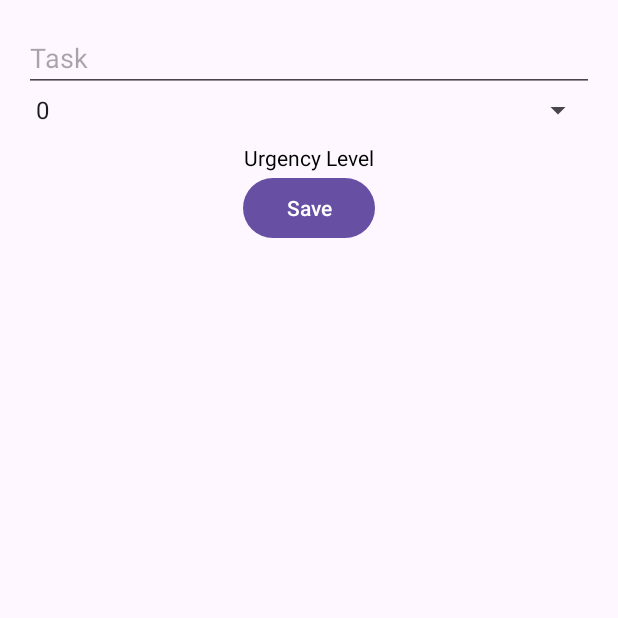
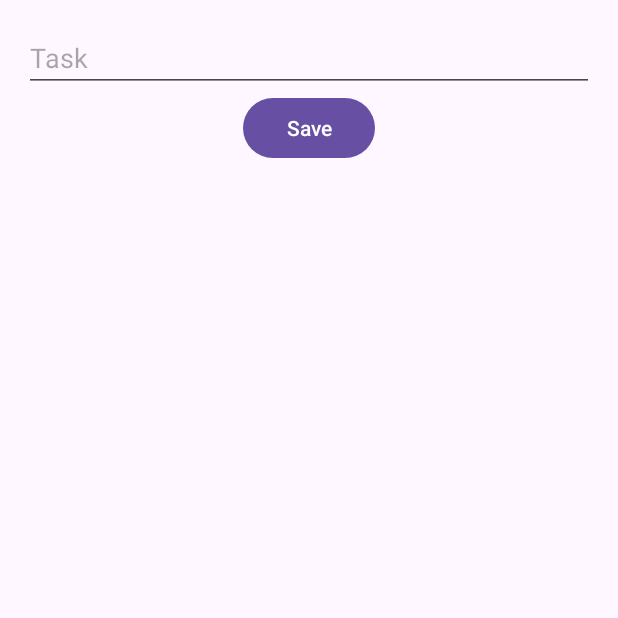
Before and after one commit to Loaysherif/Taskly, an Android app: the fragment EditFragment placed in its activity, on a phone screen of 412 x 824 dp, the top half of it. Run offline under Robolectric (Android 15) with nearby library versions, the phone set to English and light mode, and no system bars; our stand-ins replace data binding.

Commit message:
working update 6

```diff
--- a/app/src/main/java/com/example/task/EditFragment.kt
+++ b/app/src/main/java/com/example/task/EditFragment.kt
@@ -4,7 +4,6 @@ import android.os.Bundle
 import android.view.LayoutInflater
 import android.view.View
 import android.view.ViewGroup
-import android.widget.ArrayAdapter
 import android.widget.Toast
 import androidx.fragment.app.Fragment
 import androidx.fragment.app.activityViewModels
@@ -26,28 +25,21 @@ class EditFragment : Fragment() {
 
     override fun onViewCreated(view: View, savedInstanceState: Bundle?) {
         super.onViewCreated(view, savedInstanceState)
-        // Set up the spinner with priority levels
-        val priorityLevels = arrayOf(0,1,2)
-        val adapter = ArrayAdapter(requireContext(), android.R.layout.simple_spinner_item, priorityLevels)
-        adapter.setDropDownViewResource(android.R.layout.simple_spinner_dropdown_item)
-        binding.prioritySpinner.adapter = adapter
+
 
         arguments?.let {
             val task = it.getString("task") ?: ""
-            val priority = it.getInt("priority", 0)
-//            val id = it.getInt("id", 0)
+
             binding.taskEditText.setText(task)
-            binding.prioritySpinner.setSelection(priority)
         }
 
         binding.saveButton.setOnClickListener {
             val updatedTask = binding.taskEditText.text.toString()
-            val selectedPriority = binding.prioritySpinner.selectedItemPosition
             val userId = arguments?.getInt("id") ?: return@setOnClickListener
 
 
             if (updatedTask.isNotBlank() ) {
-                val updatedTaskData = TaskData(priority = selectedPriority, task =  updatedTask, id =userId)
+                val updatedTaskData = TaskData( task =  updatedTask, id =userId)
                 viewModel.updateTaskData(updatedTaskData)
                 Toast.makeText(context, "Task updated", Toast.LENGTH_SHORT).show()
                 findNavController().popBackStack()
--- a/app/src/main/java/com/example/task/ListFragment.kt
+++ b/app/src/main/java/com/example/task/ListFragment.kt
@@ -36,7 +36,6 @@ class ListFragment : Fragment() {
                     bundleOf(
                         "task" to userItem.task, // Pass task text
                         "id" to userItem.id, // Pass task id
-                        "priority" to userItem.priority // Pass task priority
 
                     )
                 )
--- a/app/src/main/java/com/example/task/TaskData.kt
+++ b/app/src/main/java/com/example/task/TaskData.kt
@@ -8,5 +8,4 @@ import java.io.Serializable
 data class TaskData(
     @PrimaryKey(autoGenerate = true) val id: Int = 0,
     val task: String,
-    val priority: Int
 ) : Serializable
--- a/app/src/main/res/layout/fragment_add.xml
+++ b/app/src/main/res/layout/fragment_add.xml
@@ -16,12 +16,6 @@
             android:layout_width="match_parent"
             android:layout_height="wrap_content"
             android:hint="Task"/>
-
-        <Spinner
-            android:id="@+id/prioritySpinner"
-            android:layout_width="match_parent"
-            android:layout_height="wrap_content"/>
-
         <Button
             android:id="@+id/saveButton"
             android:layout_width="wrap_content"
--- a/app/src/main/res/layout/fragment_edit.xml
+++ b/app/src/main/res/layout/fragment_edit.xml
@@ -17,20 +17,6 @@
             android:layout_height="wrap_content"
             android:hint="Task"
             />
-        <Spinner
-            android:id="@+id/prioritySpinner"
-            android:layout_width="match_parent"
-            android:layout_height="wrap_content"/>
-
-        <TextView
-            android:id="@+id/priorityIndicator"
-            android:layout_width="wrap_content"
-            android:layout_height="wrap_content"
-            android:text="Urgency Level"
-            android:textColor="@android:color/black"
-            android:layout_marginTop="10dp"
-            android:layout_gravity="center"/>
-
         <Button
             android:id="@+id/saveButton"
             android:layout_width="wrap_content"
```
Also changed, not shown: app/src/main/java/com/example/task/AddFragment.kt (+1 -8 lines), app/src/main/java/com/example/task/UserDataAdapter.kt (+1 -11 lines), app/src/main/res/layout/item_layout.xml (+0 -9 lines).
